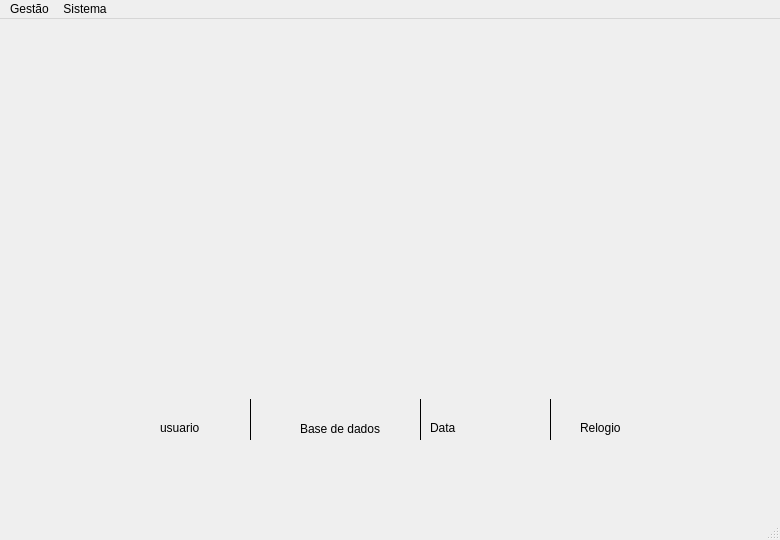
The window that frm_principal.ui (ustop0/TCC) describes before a commit, drawn with Qt 5.
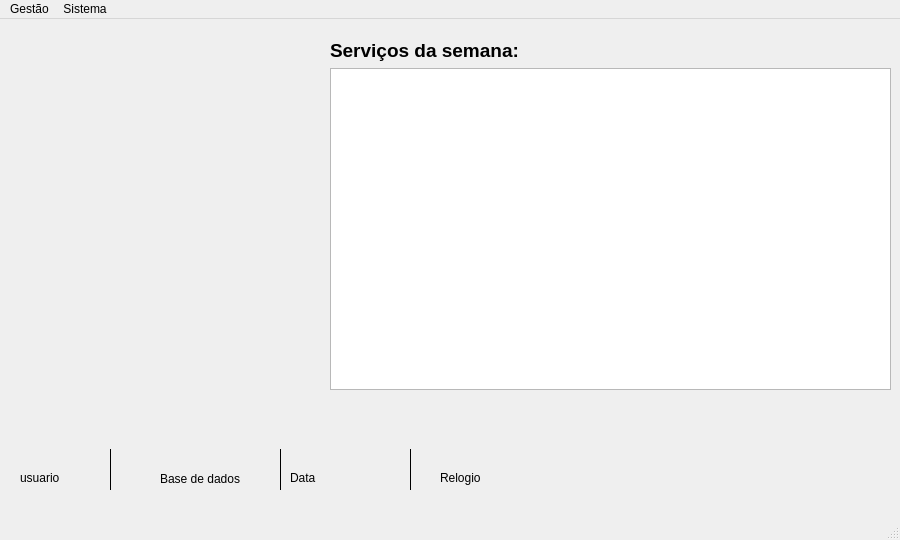
The same window after the commit. Icons and pictures are not drawn.

What changed in the file:
```diff
--- a/frm_principal.ui
+++ b/frm_principal.ui
@@ -6,7 +6,7 @@
    <rect>
     <x>0</x>
     <y>0</y>
-    <width>780</width>
+    <width>900</width>
     <height>540</height>
    </rect>
   </property>
@@ -17,8 +17,8 @@
    <widget class="QLabel" name="lb_base_dados">
     <property name="geometry">
      <rect>
-      <x>300</x>
-      <y>400</y>
+      <x>160</x>
+      <y>450</y>
       <width>101</width>
       <height>20</height>
      </rect>
@@ -36,8 +36,8 @@
    <widget class="QLabel" name="lb_nome_usuario">
     <property name="geometry">
      <rect>
-      <x>160</x>
-      <y>400</y>
+      <x>20</x>
+      <y>450</y>
       <width>67</width>
       <height>17</height>
      </rect>
@@ -49,8 +49,8 @@
    <widget class="QLabel" name="lb_relogio">
     <property name="geometry">
      <rect>
-      <x>580</x>
-      <y>400</y>
+      <x>440</x>
+      <y>450</y>
       <width>67</width>
       <height>17</height>
      </rect>
@@ -62,8 +62,8 @@
    <widget class="Line" name="line_2">
     <property name="geometry">
      <rect>
-      <x>240</x>
-      <y>380</y>
+      <x>100</x>
+      <y>430</y>
       <width>20</width>
       <height>41</height>
      </rect>
@@ -81,8 +81,8 @@
    <widget class="Line" name="line_3">
     <property name="geometry">
      <rect>
-      <x>410</x>
-      <y>380</y>
+      <x>270</x>
+      <y>430</y>
       <width>20</width>
       <height>41</height>
      </rect>
@@ -100,8 +100,8 @@
    <widget class="Line" name="line_4">
     <property name="geometry">
      <rect>
-      <x>540</x>
-      <y>380</y>
+      <x>400</x>
+      <y>430</y>
       <width>20</width>
       <height>41</height>
      </rect>
@@ -119,8 +119,8 @@
    <widget class="QLabel" name="lb_data">
     <property name="geometry">
      <rect>
-      <x>430</x>
-      <y>400</y>
+      <x>290</x>
+      <y>450</y>
       <width>111</width>
       <height>17</height>
      </rect>
@@ -145,13 +145,35 @@
      <pixmap resource="Imagens.qrc">:/Imagens/logo_menu.png</pixmap>
     </property>
    </widget>
+   <widget class="QWidget" name="">
+    <property name="geometry">
+     <rect>
+      <x>330</x>
+      <y>20</y>
+      <width>561</width>
+      <height>351</height>
+     </rect>
+    </property>
+    <layout class="QVBoxLayout" name="verticalLayout">
+     <item>
+      <widget class="QLabel" name="label_2">
+       <property name="text">
+        <string>&lt;html&gt;&lt;head/&gt;&lt;body&gt;&lt;p&gt;&lt;span style=&quot; font-size:14pt; font-weight:700;&quot;&gt;Serviços da semana:&lt;/span&gt;&lt;/p&gt;&lt;/body&gt;&lt;/html&gt;</string>
+       </property>
+      </widget>
+     </item>
+     <item>
+      <widget class="QTableWidget" name="tw_listaservicos"/>
+     </item>
+    </layout>
+   </widget>
   </widget>
   <widget class="QMenuBar" name="menubar">
    <property name="geometry">
     <rect>
      <x>0</x>
      <y>0</y>
-     <width>780</width>
+     <width>900</width>
      <height>22</height>
     </rect>
    </property>
```
